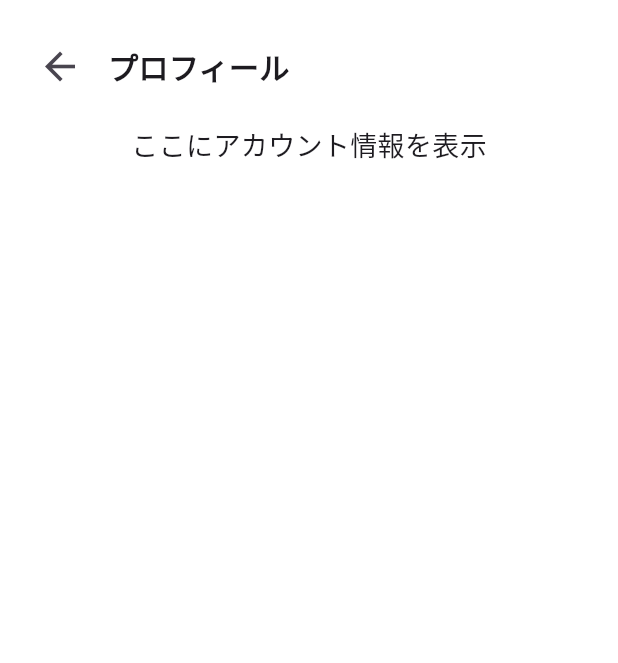
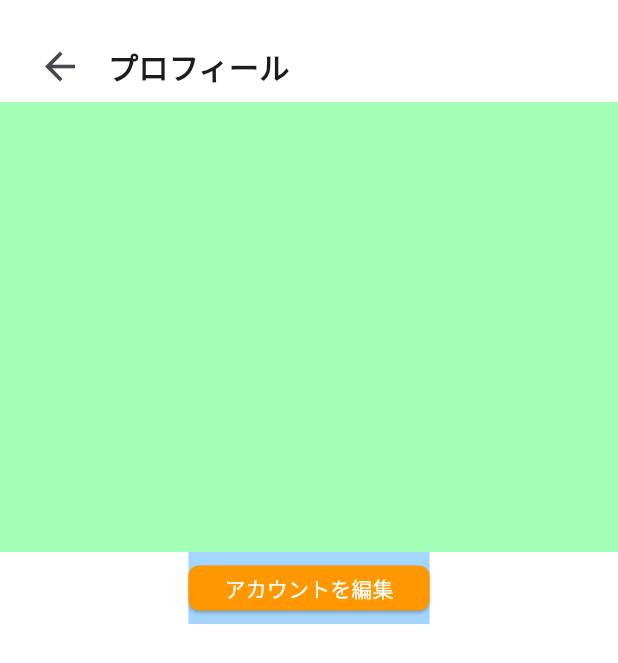
Before and after one commit to Ktento/breman-front, a Flutter app: the AccountProfile screen opened directly, on a phone screen of 412 x 824 dp. Shown: the top 663 px of the screen. Run offline on Flutter 3.47's test engine with Material 3 defaults, Android fonts, the phone set to English and light mode, and no system bars.

Commit message:
アカウント編集ボタン・改を追加

```diff
--- a/lib/account_profile.dart
+++ b/lib/account_profile.dart
@@ -31,10 +31,24 @@ class AccountProfile extends StatelessWidget {
 
             // その他のコンテンツをここに追加
             Container(
-              padding: const EdgeInsets.all(16.0),
-              child: Text(
-                'ここにアカウント情報を表示',
-                style: TextStyle(fontSize: 18),
+              color: const Color.fromARGB(109, 40, 255, 90),
+              width: MediaQuery.of(context).size.width, // 画面の幅に合わせる
+              height: 300,
+            ),
+            // ボタンコンテナ
+            Container(
+              color: const Color.fromARGB(108, 40, 158, 255),
+              child: ElevatedButton(
+                onPressed: () {}, // ログインボタンを押したときの処理
+                child: const Text('アカウントを編集'),
+                style: ElevatedButton.styleFrom(
+                  backgroundColor: Colors.orange,
+                  foregroundColor: Colors.white,
+                  minimumSize: Size(120, 30), // ボタンの最小サイズを指定
+                  shape: RoundedRectangleBorder(
+                    borderRadius: BorderRadius.circular(7), // 角の丸みを調整
+                  ),
+                ),
               ),
             ),
           ],
```
